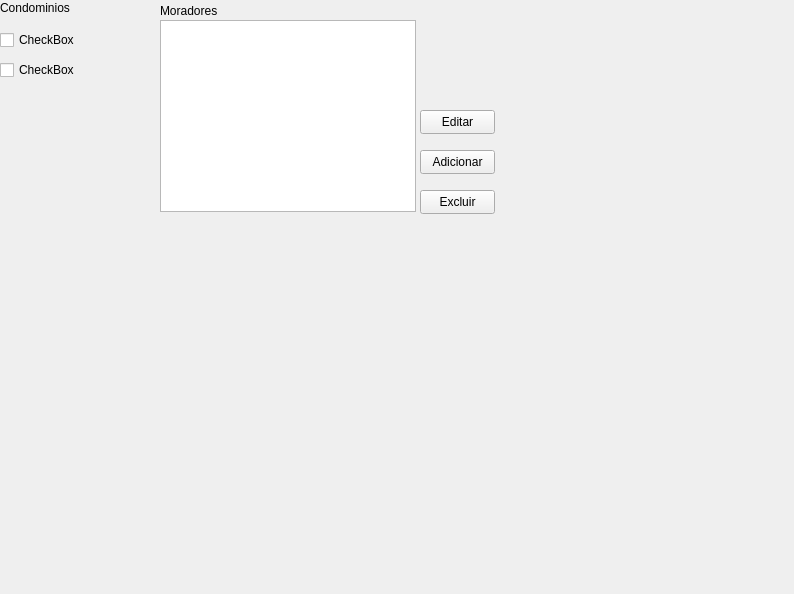
Before: the Qt Designer form UserInterface/untitled.ui in ChumboWolatil/gegfqeaf, drawn with Qt 5.
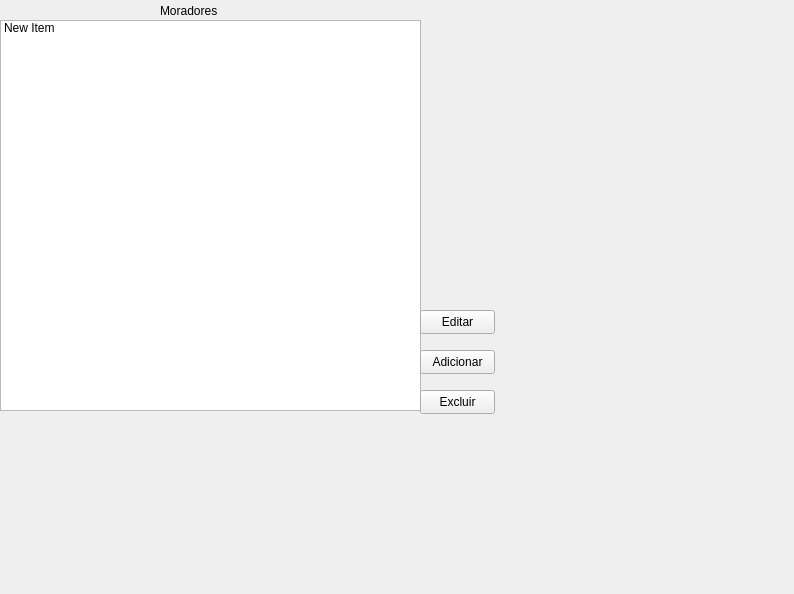
After: the same form once the commit is applied.

The edit to the form file:
```diff
--- a/UserInterface/untitled.ui
+++ b/UserInterface/untitled.ui
@@ -30,44 +30,26 @@
    <widget class="QListWidget" name="listWidget">
     <property name="geometry">
      <rect>
-      <x>160</x>
+      <x>0</x>
       <y>20</y>
-      <width>256</width>
-      <height>192</height>
+      <width>421</width>
+      <height>391</height>
      </rect>
     </property>
-   </widget>
-   <widget class="QCheckBox" name="checkBox">
-    <property name="geometry">
-     <rect>
-      <x>0</x>
-      <y>30</y>
-      <width>151</width>
-      <height>20</height>
-     </rect>
-    </property>
-    <property name="text">
-     <string>CheckBox</string>
-    </property>
-   </widget>
-   <widget class="QCheckBox" name="checkBox_2">
-    <property name="geometry">
-     <rect>
-      <x>0</x>
-      <y>60</y>
-      <width>75</width>
-      <height>20</height>
-     </rect>
-    </property>
-    <property name="text">
-     <string>CheckBox</string>
-    </property>
+    <item>
+     <property name="text">
+      <string>New Item</string>
+     </property>
+     <property name="checkState">
+      <enum>Unchecked</enum>
+     </property>
+    </item>
    </widget>
    <widget class="QPushButton" name="pushButton">
     <property name="geometry">
      <rect>
       <x>420</x>
-      <y>110</y>
+      <y>310</y>
       <width>75</width>
       <height>24</height>
      </rect>
@@ -80,7 +62,7 @@
     <property name="geometry">
      <rect>
       <x>420</x>
-      <y>190</y>
+      <y>390</y>
       <width>75</width>
       <height>24</height>
      </rect>
@@ -93,7 +75,7 @@
     <property name="geometry">
      <rect>
       <x>420</x>
-      <y>150</y>
+      <y>350</y>
       <width>75</width>
       <height>24</height>
      </rect>
@@ -102,19 +84,6 @@
      <string>Adicionar</string>
     </property>
    </widget>
-   <widget class="QLabel" name="label_2">
-    <property name="geometry">
-     <rect>
-      <x>0</x>
-      <y>0</y>
-      <width>91</width>
-      <height>16</height>
-     </rect>
-    </property>
-    <property name="text">
-     <string>Condominios</string>
-    </property>
-   </widget>
   </widget>
  </widget>
  <resources/>
```
